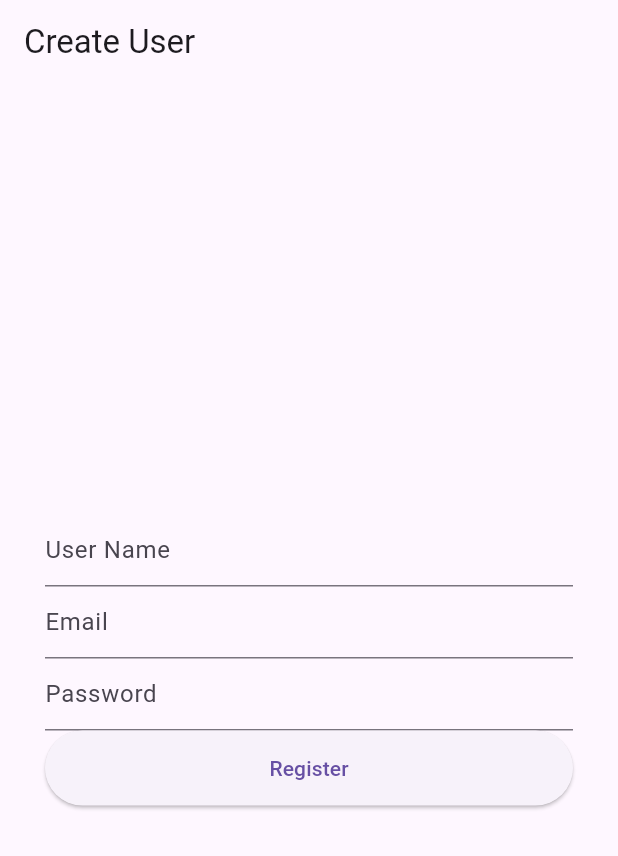
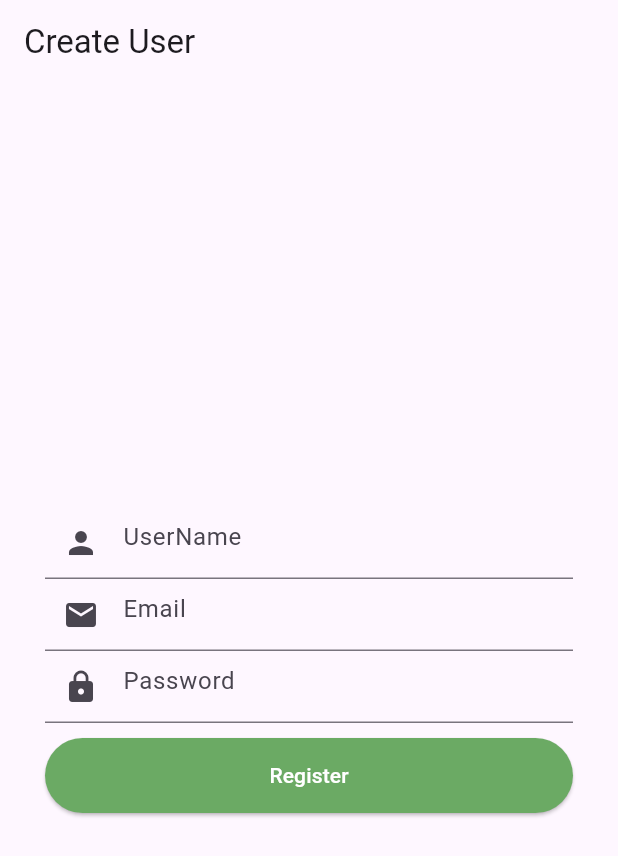
Before and after one commit to dchaitu/otp_boxes, a Flutter app: the screen it shows after launch, after a tap on "Don't have account? Create here", on a phone screen of 412 x 824 dp. Shown: the top 856 px of the screen. Run offline on Flutter 3.47's test engine with Material 3 defaults, Android fonts, the phone set to English and light mode, and no system bars; our stand-ins replace firebase_auth, firebase_core, flutter_riverpod, font_awesome_flutter, google_sign_in, shared_preferences; accounts and stored records are empty; network calls fail.

```diff
--- a/lib/screens/login_screen.dart
+++ b/lib/screens/login_screen.dart
@@ -12,8 +12,6 @@ import 'package:otp_boxes/widgets/keyboard_listener_widget.dart';
 import '../constants/colors.dart';
 
 class LoginScreen extends ConsumerStatefulWidget {
-
-
   const LoginScreen({super.key});
 
   @override
@@ -27,7 +25,7 @@ class _LoginScreenState extends ConsumerState<LoginScreen> {
   @override
   void initState() {
     super.initState();
-    token = UserDetailsSharedPref.getUserToken()?? "";
+    token = UserDetailsSharedPref.getUserToken() ?? "";
     checkLoginStatus();
   }
 
@@ -40,27 +38,27 @@ class _LoginScreenState extends ConsumerState<LoginScreen> {
 
   @override
   Widget build(BuildContext context) {
-    final _formKey = GlobalKey<FormState>();
+    final formKey = GlobalKey<FormState>();
 
     return MaterialApp(
       debugShowCheckedModeBanner: false,
       home: Scaffold(
-        appBar: AppBar(title: const Text('Login Page'),
+        appBar: AppBar(
+          title: const Text('Login Page'),
         ),
         body: Padding(
           padding: const EdgeInsets.all(30),
           child: Form(
-              key: _formKey,
+            key: formKey,
             child: Column(
               mainAxisAlignment: MainAxisAlignment.center,
               children: [
                 TextFormField(
                   decoration: const InputDecoration(
-                        hintText: "UserName",
-                      prefixIcon: Icon(Icons.person)
-                    ),
+                      hintText: "UserName", prefixIcon: Icon(Icons.person)),
                   controller: userController,
-                    validator: (value)=> value!.isEmpty? "Enter username":null,
+                  validator: (value) =>
+                      value!.isEmpty ? "Enter username" : null,
                 ),
                 TextFormField(
                   decoration: InputDecoration(
@@ -113,19 +111,6 @@ class _LoginScreenState extends ConsumerState<LoginScreen> {
                           }
                           else{
 
-                            // Map<String, dynamic>? tokenResponse = await userLoginWithToken(username, password, context, ref);
-                            // print("tokenResponse in login screen  $tokenResponse");
-                            // await UserDetailsSharedPref.setToken(newTok.toString());
-                            // print("New token is ${UserDetailsSharedPref.getUserToken()}");
-                            // Future.delayed(Duration.zero, (){
-                            //   Navigator.push(
-                            //     context,
-                            //     MaterialPageRoute(
-                            //       builder: (context) =>
-                            //       const KeyboardListenerWidget(),
-                            //     ),
-                            //   );
-                            // });
 
                             await Future.delayed(Duration(milliseconds: 100)); // optional but helps in some cases
 
@@ -222,6 +207,7 @@ class _LoginScreenState extends ConsumerState<LoginScreen> {
       }
     }
   }
+
   Future<void> checkLoginStatus() async {
     String? storedToken = await UserDetailsSharedPref.getUserToken();
 
@@ -233,6 +219,4 @@ class _LoginScreenState extends ConsumerState<LoginScreen> {
       );
     }
   }
-
-
 }
--- a/lib/screens/register_screen.dart
+++ b/lib/screens/register_screen.dart
@@ -1,4 +1,5 @@
 import 'package:flutter/material.dart';
+import 'package:otp_boxes/constants/colors.dart';
 import 'package:otp_boxes/provider/get_word_from_words_provider.dart';
 import 'package:otp_boxes/screens/login_screen.dart';
 
@@ -27,22 +28,26 @@ class _RegisterScreenState extends State<RegisterScreen> {
             children: [
               TextField(
                 decoration: const InputDecoration(
-                    hintText: "User Name"),
+                    hintText: "UserName", prefixIcon: Icon(Icons.person)),
                 controller: userController,
+
               ),
               TextField(
                 decoration: const InputDecoration(
                   hintText: "Email",
+                  prefixIcon: Icon(Icons.email)
                 ),
                 controller: emailController,
               ),
               TextField(
                 decoration: const InputDecoration(
                   hintText: "Password",
+                  prefixIcon: Icon(Icons.lock),
                 ),
                 obscureText: true,
                 controller: passwordController,
               ),
+              SizedBox(height: 10),
 
               SizedBox(
                 width: double.infinity,
@@ -61,7 +66,8 @@ class _RegisterScreenState extends State<RegisterScreen> {
                   });
 
                 },
-                    child: const Text("Register")),
+                    style:ButtonStyle(backgroundColor:WidgetStateProperty.all(correctGreen)),
+                    child: const Text("Register",style: TextStyle(color: Colors.white))),
               )
             ],
           ),
--- a/lib/services/auth_service.dart
+++ b/lib/services/auth_service.dart
@@ -21,6 +21,9 @@ class AuthService {
     try {
       // Initialize SharedPreferences if not already initialized
       await UserDetailsSharedPref.init();
+
+      // Sign out first to ensure a clean state
+      await _googleSignIn.signOut();
 
       // Trigger the authentication flow
       final GoogleSignInAccount? googleUser = await _googleSignIn.signIn();
```
Lines whose indentation alone changed are shown as unchanged.
